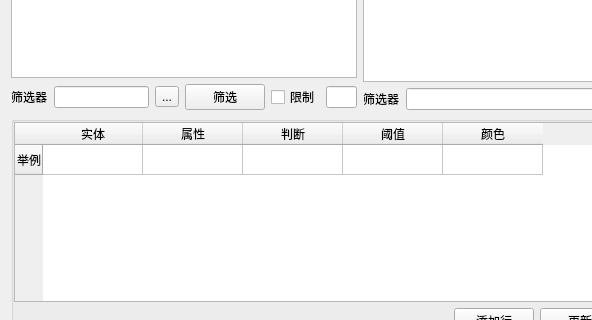
Old version of the form AddPlotPair.ui in the repository whatudone/plotxy; both pictures show x 0 to 592 and y 272 to 592 of the 720 by 847 pixel window.
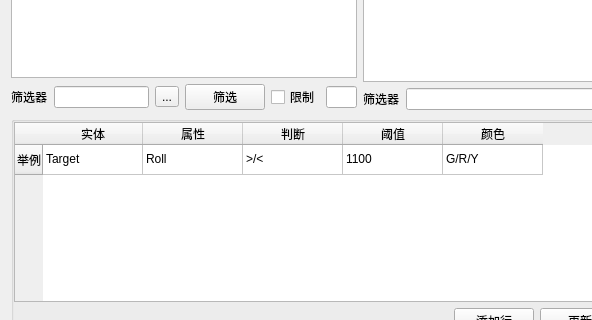
New version of the form. The open tabs and pages were chosen to show the change.

Patch:
```diff
--- a/AddPlotPair.ui
+++ b/AddPlotPair.ui
@@ -1968,27 +1968,27 @@
             </column>
             <item row="0" column="0">
              <property name="text">
-              <string/>
+              <string>Target</string>
              </property>
             </item>
             <item row="0" column="1">
              <property name="text">
-              <string/>
+              <string>Roll</string>
              </property>
             </item>
             <item row="0" column="2">
              <property name="text">
-              <string/>
+              <string>&gt;/&lt;</string>
              </property>
             </item>
             <item row="0" column="3">
              <property name="text">
-              <string/>
+              <string>1100</string>
              </property>
             </item>
             <item row="0" column="4">
              <property name="text">
-              <string/>
+              <string>G/R/Y</string>
              </property>
             </item>
            </widget>
```
Left out of the diff: 6 changed lines with no effect on the pictures.
